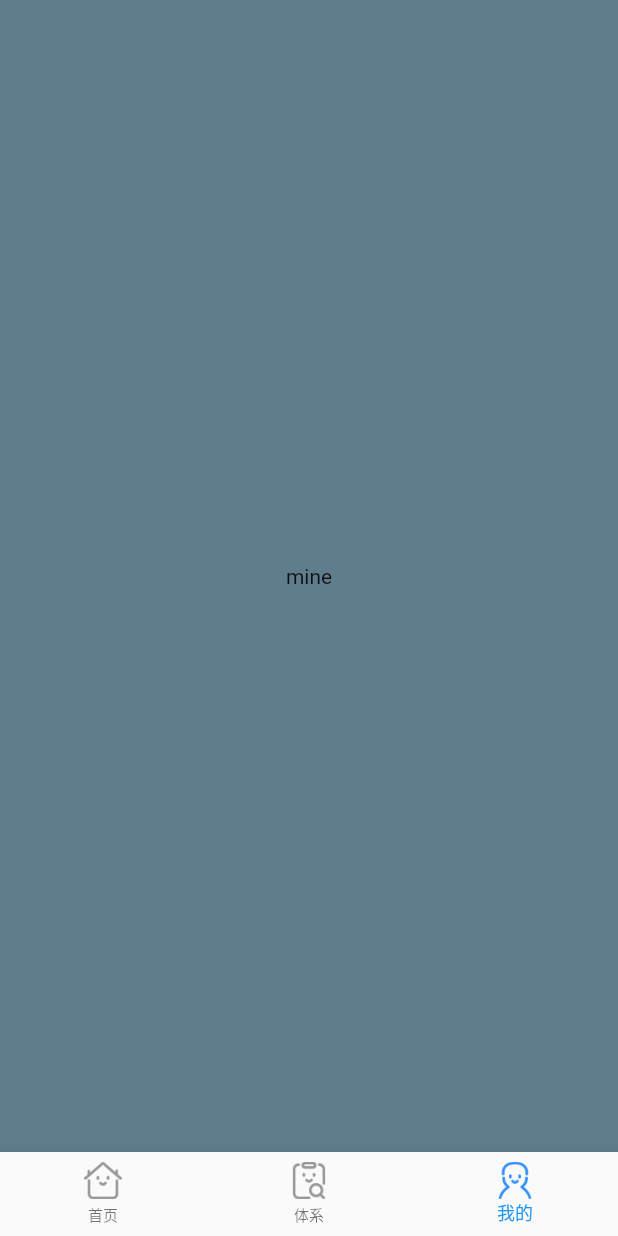
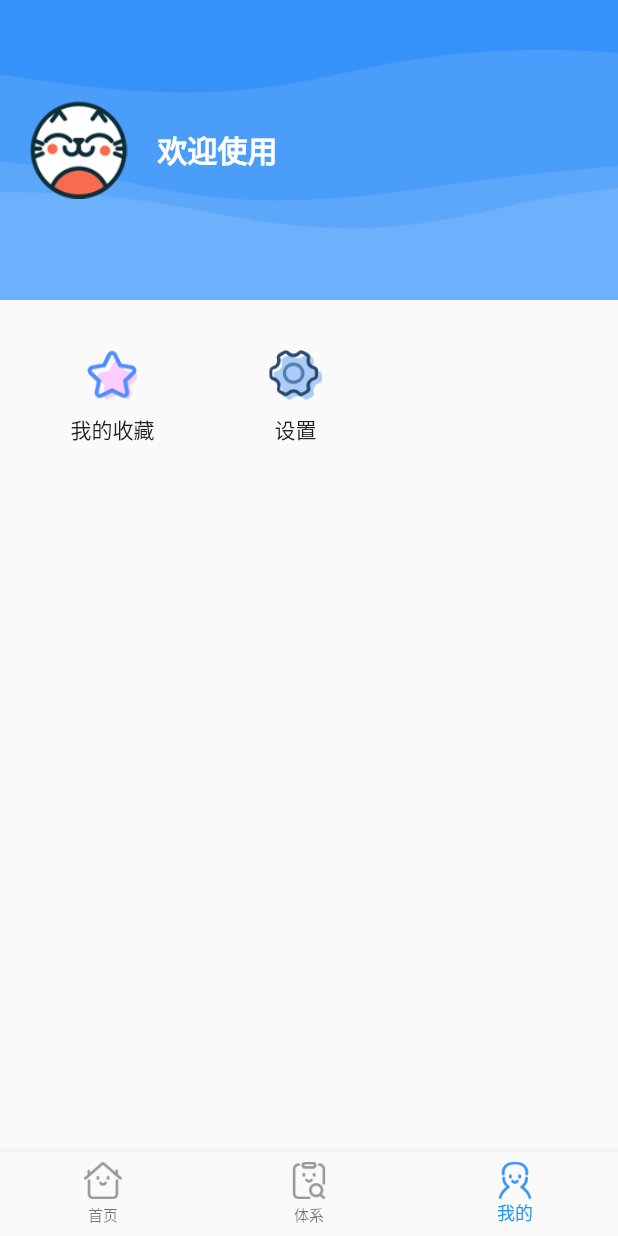
Before and after one commit to chidehang/Wandroid-APP-lite-flutter, a Flutter app: the screen it shows after launch, item 3 of the bottom bar chosen, on a phone screen of 412 x 824 dp. Run offline on Flutter 3.47's test engine with Material 2 defaults, Android fonts, the phone set to English and light mode, and no system bars; our stand-ins replace dio, flutter_html, fluttertoast, package_info, sqflite, webview_flutter; accounts and stored records are empty.

Commit message:
[功能] "我的"页面；"设置"页面

```diff
--- a/lib/page/category_content_page.dart
+++ b/lib/page/category_content_page.dart
@@ -67,7 +67,7 @@ class CategoryContentPageState extends State<CategoryContentPage> with Automatic
   /// item点击跳转文章详情
   _onItemTapAction<T>(BuildContext context, int index, T item) {
     final bean = item as ArticleBean;
-    PageLauncher.openArticleDetails(context, bean.title, bean.link);
+    PageLauncher.openBrowser(context, bean.link, title: bean.title);
   }
 
   @override
--- a/lib/page/home_page.dart
+++ b/lib/page/home_page.dart
@@ -3,7 +3,7 @@ import 'package:fluttertoast/fluttertoast.dart';
 import 'package:wandroid_app_flutter/model/bean/article_bean.dart';
 import 'package:wandroid_app_flutter/model/bean/banner_bean.dart';
 import 'package:wandroid_app_flutter/network/fetcher.dart';
-import 'package:wandroid_app_flutter/page/article_details_page.dart';
+import 'package:wandroid_app_flutter/page/browser_page.dart';
 import 'package:wandroid_app_flutter/page/search_page.dart';
 import 'package:wandroid_app_flutter/resource/dimens.dart';
 import 'package:wandroid_app_flutter/resource/selector.dart';
@@ -134,7 +134,7 @@ class _HomePageState extends State<HomePage> {
           unselectIndicator: unselectedDot,
           onTap: (index) {
             BannerBean bean = _bannerList[index];
-            PageLauncher.openArticleDetails(context, bean.title, bean.url);
+            PageLauncher.openBrowser(context, bean.url, title: bean.title);
           },
         ),
       ),
@@ -167,7 +167,7 @@ class _HomePageState extends State<HomePage> {
                 return GestureDetector(
                   child: ArticleListTile(bean),
                   onTap: () {
-                    PageLauncher.openArticleDetails(context, bean.title, bean.link);
+                    PageLauncher.openBrowser(context, bean.link, title: bean.title);
                   },
                 );
               },
--- a/lib/page/mine_page.dart
+++ b/lib/page/mine_page.dart
@@ -1,4 +1,8 @@
 import 'package:flutter/material.dart';
+import 'package:fluttertoast/fluttertoast.dart';
+import 'package:wandroid_app_flutter/page/setting_page.dart';
+import 'package:wandroid_app_flutter/resource/a_colors.dart';
+import 'package:wandroid_app_flutter/resource/strings.dart';
 
 /// 我的tab
 class MinePage extends StatefulWidget {
@@ -14,12 +18,64 @@ class _MinePageState extends State<MinePage> {
 
   @override
   Widget build(BuildContext context) {
-    return Container(
-      color: Colors.blueGrey,
-      child: Center(
-        child: Text("mine"),
-      ),
+    return Column(
+      children: <Widget>[
+        SizedBox(
+          height: 200,
+          child: Container(
+            decoration: BoxDecoration(image: DecorationImage(
+              image: AssetImage("res/images/header_mine_background.jpg"),
+              fit: BoxFit.cover
+            ),),
+            child: Row(
+              children: <Widget>[
+                Padding(
+                  padding: EdgeInsets.all(20),
+                  child: Image.asset("res/images/avatar_user.png", width: 65, height: 65,),
+                ),
+                Text(Strings.mine_user_name, style: TextStyle(fontSize: 20, color: Colors.white, fontWeight: FontWeight.bold),)
+              ],
+            ),
+          ),
+        ),
+        Padding(
+          padding: EdgeInsets.only(left: 10, top: 30, right: 10),
+          child: Row(
+            mainAxisAlignment: MainAxisAlignment.spaceAround,
+            children: <Widget>[
+              _buildItemView(
+                Image.asset("res/images/ic_favorite.png", width: 40, height: 40,),
+                Strings.mine_favorite_label,
+                () {
+                  Fluttertoast.showToast(msg: Strings.coming_soon);
+                },
+              ),
+              _buildItemView(
+                Image.asset("res/images/ic_setting.png", width: 40, height: 40, scale: 1.8,),
+                Strings.mine_setting_label,
+                    () {
+                  Navigator.of(context).push(MaterialPageRoute(builder: (context) => SettingPage()));
+                },
+              ),
+              Container(),
+              Container(),
+            ],
+          ),
+        ),
+      ],
     );
   }
 
+  Widget _buildItemView(Widget image, String label, Function onTap) {
+    return GestureDetector(
+      child: Column(
+        children: <Widget>[
+          image,
+          SizedBox(height: 6,),
+          Text(label, style: TextStyle(fontSize: 14, color: AColors.primary_text_dark),)
+        ],
+      ),
+      onTap: onTap,
+    );
+  }
 }
--- a/lib/page/search_result_page.dart
+++ b/lib/page/search_result_page.dart
@@ -55,6 +55,6 @@ class _SearchResultPageState extends State<SearchResultPage> {
   /// item点击跳转文章详情
   _onItemTapAction<T>(BuildContext context, int index, T item) {
     final bean = item as ArticleBean;
-    PageLauncher.openArticleDetails(context, bean.title, bean.link);
+    PageLauncher.openBrowser(context, bean.link, title: bean.title);
   }
 }
--- a/lib/resource/strings.dart
+++ b/lib/resource/strings.dart
@@ -21,4 +21,14 @@ class Strings {
   static const search_hot_key = "热门搜索";
   static const search_history_key = "历史搜索";
   static const search_clear_keys = "清除记录";
+
+  static const mine_user_name = "欢迎使用";
+  static const mine_favorite_label = "我的收藏";
+  static const mine_setting_label = "设置";
+
+  static const setting_about_me = "关于作者";
+  static const setting_git_link = "源码地址";
+  static const logout_label = "退出登录";
+
+  static const coming_soon = "敬请期待~";
 }
--- a/pubspec.yaml
+++ b/pubspec.yaml
@@ -30,6 +30,7 @@ dependencies:
   webview_flutter: ^0.3.19+5
   sqflite: ^1.2.0
   path_provider: ^1.5.1
+  package_info: ^0.4.0+13
 
 dev_dependencies:
   flutter_test:
```
Also changed, not shown: lib/page/article_details_page.dart (deleted, +0 -45 lines), lib/page/browser_page.dart (added, +57 -0 lines), lib/page/setting_page.dart (added, +86 -0 lines), lib/util/page_launcher.dart (+5 -5 lines), lib/widget/browser.dart (+14 -1 lines), pubspec.lock, res/images/app_logo.png (added).
